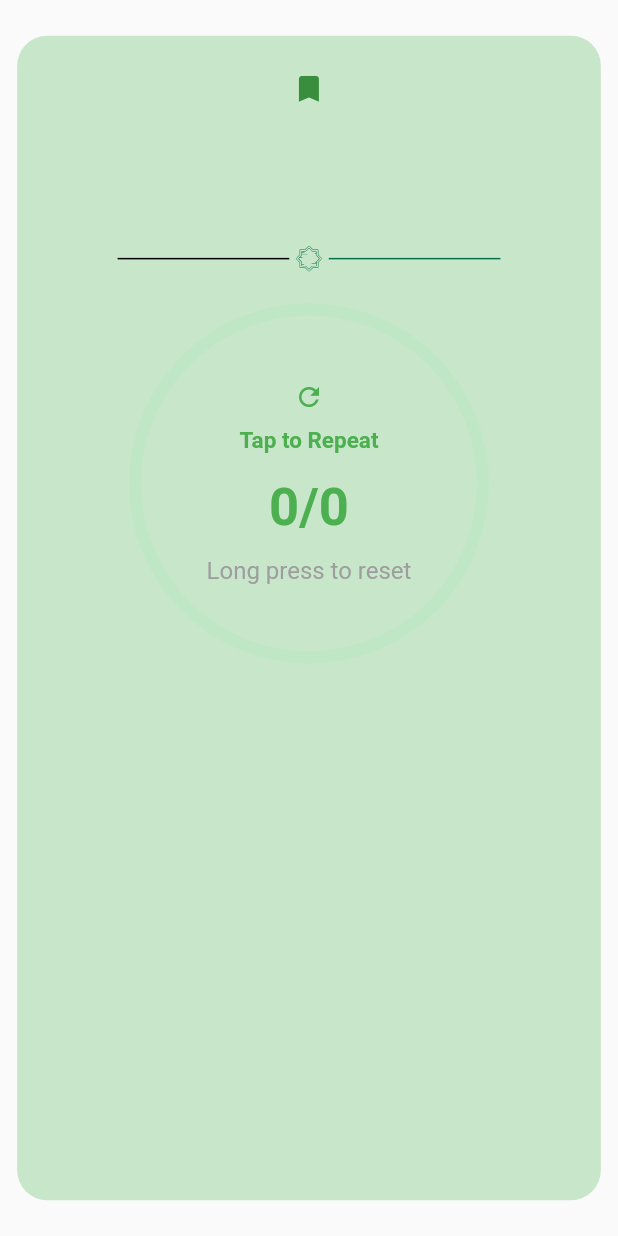
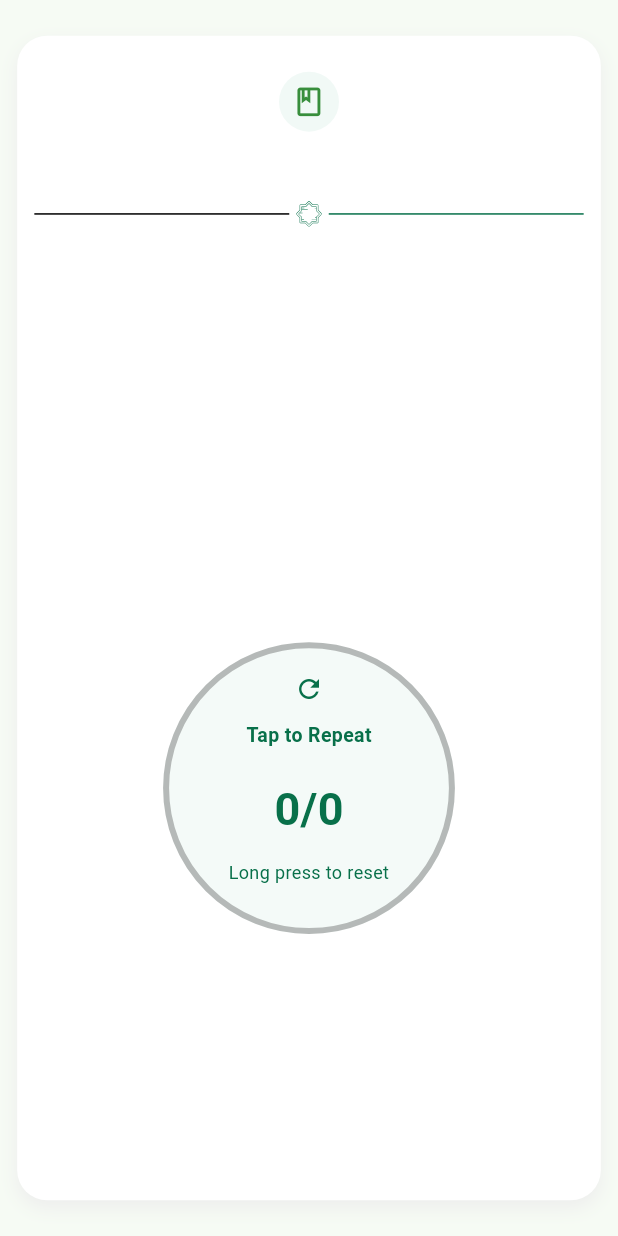
Before and after one commit to Mo123elsayed/zekr, a Flutter app: the ZikrCard widget shown alone on an empty page, opened directly with empty values, on a phone screen of 412 x 824 dp. Run offline on Flutter 3.47's test engine with Material 3 defaults, Android fonts, the phone set to English and light mode, and no system bars; drawn by our look-alikes of percent_indicator; our stand-ins replace bloc, equatable, flutter_bloc, flutter_screenutil, flutter_svg; missing offline and left inert: dart_either; project files that could hold a hidden picture were left out.

Commit message:
Refactor UI components and themes: Update text styles, enhance ZikrCard layout, implement AppColors for consistent theming, and improve responsiveness across various widgets.

```diff
--- /dev/null
+++ b/lib/core/themes/app_colors.dart
@@ -0,0 +1,21 @@
+import 'package:flutter/material.dart';
+class AppColors {
+  static const background = Color(0xFFFEFEFE);
+  static const card = Color(0xFFFFFFFF);
+
+  static const primaryGreen = Color(0xFF0F7F52);
+  static const secondaryGreen =  Color.fromARGB(255, 8, 112, 74);
+  static const buttonGreen = Color(0xFF159B6B);
+
+  static const lightGreen = Color(0xFFF1F9F6);
+  static const counterBackground = Color(0xFFF4FAF8);
+  static const recommendedBackground = Color(0xFFF2FAF7);
+
+  static const darkText = Color(0xFF333333);
+  static const grayText = Color(0xFF5F5F5F);
+
+  static const divider = Color(0xFFE5E5E5);
+
+  static const cardShadow = Color(0xFFEDEDED);
+  static const bottomDecoration = Color(0xFFDCEFE8);
+}
--- a/lib/core/themes/app_text.dart
+++ b/lib/core/themes/app_text.dart
@@ -1,17 +1,18 @@
 import 'package:flutter/material.dart';
 import 'package:flutter_screenutil/flutter_screenutil.dart';
+import 'package:zekr/core/themes/app_colors.dart';
 
 class AppText {
   static TextStyle serifText20BoldGreen = TextStyle(
-    color: Colors.green[100],
+    color: AppColors.secondaryGreen,
     fontSize: 20.sp,
     fontWeight: FontWeight.bold,
     fontFamily: 'DMSerifText',
   );
-  static TextStyle cairo25BoldBlack = TextStyle(
-                    fontSize: 25.sp,
-                    fontFamily: 'Cairo',
-                    fontWeight: FontWeight.bold,
-                    color: Colors.black,
-                  );
+  static TextStyle cairo25BoldGreen = TextStyle(
+    fontSize: 8.sp,
+    fontFamily: 'Cairo',
+    fontWeight: FontWeight.bold,
+    color: Color.fromARGB(255, 15, 127, 82),
+  );
 }
--- a/lib/view/ui/screens/details_screen.dart
+++ b/lib/view/ui/screens/details_screen.dart
@@ -14,10 +14,26 @@ class DetailsScreen extends StatefulWidget {
 }
 
 class _DetailsScreenState extends State<DetailsScreen> {
+  int currentIndex = 0;
+  late PageController _pageController;
+
   /// This widget is the root of your application.
   /// details screen will display the azkar of the selected category. It will receive the category id from the previous screen and use it to fetch the azkar from the repository.
   /// The azkar will be displayed in a page view, where the user can swipe left or right to see the next or previous azkar. Each page will display the text and transliteration of the azkar.
   ///
+  @override
+  void initState() {
+    super.initState();
+    _pageController = PageController(viewportFraction: 1.0);
+  }
+
+  @override
+  void dispose() {
+    // TODO: implement dispose
+    _pageController.dispose();
+    super.dispose();
+  }
+
   @override
   Widget build(BuildContext context) {
     final zekrId = ModalRoute.of(context)?.settings.arguments as String;
@@ -32,7 +48,7 @@ class _DetailsScreenState extends State<DetailsScreen> {
             onPressed: () => Navigator.pop(context),
             icon: const Icon(Icons.arrow_back_ios_new, color: Colors.black),
           ),
-          backgroundColor: Colors.green[100],
+          backgroundColor: Color.fromARGB(255, 254, 254, 254),
           actions: [
             IconButton(
               onPressed: () {},
@@ -54,7 +70,6 @@ class _DetailsScreenState extends State<DetailsScreen> {
             if (state is AzkarSuccess) {
               return PageView.builder(
                 itemCount: state.azkar.azkar.length,
-                controller: PageController(viewportFraction: 0.8),
                 itemBuilder: (context, index) => ZikrCard(
                   zikrText: state.azkar.azkar[index].text,
                   zikrTransliteration: state.azkar.azkar[index].transliteration,
@@ -70,7 +85,6 @@ class _DetailsScreenState extends State<DetailsScreen> {
           children: [
             ElevatedButton(
               style: ElevatedButton.styleFrom(
-                shape: const CircleBorder(),
                 padding: const EdgeInsets.symmetric(
                   horizontal: 40,
                   vertical: 10,
--- a/lib/view/ui/widgets/zikr_card.dart
+++ b/lib/view/ui/widgets/zikr_card.dart
@@ -1,10 +1,8 @@
 import 'package:flutter/material.dart';
-import 'package:flutter_bloc/flutter_bloc.dart';
 import 'package:flutter_screenutil/flutter_screenutil.dart';
 import 'package:flutter_svg/svg.dart';
-import 'package:zekr/core/themes/app_text.dart';
+import 'package:zekr/core/themes/app_colors.dart';
 import 'package:zekr/view/ui/widgets/zikr_progress_indicator.dart';
-import 'package:zekr/view_model/azkar_cubit/azkar_cubit.dart';
 
 class ZikrCard extends StatefulWidget {
   final String zikrText;
@@ -28,28 +26,52 @@ class _ZikrCardState extends State<ZikrCard> {
   @override
   Widget build(BuildContext context) {
     return Container(
+      padding: EdgeInsets.symmetric(horizontal: 10.w),
       margin: EdgeInsets.symmetric(horizontal: 10.w, vertical: 20.h),
       decoration: BoxDecoration(
-        color: Colors.green[100],
+        boxShadow: [
+          BoxShadow(
+            color: AppColors.cardShadow,
+            blurRadius: 10,
+            offset: const Offset(0, 5),
+          ),
+        ],
+        color: AppColors.card,
         borderRadius: BorderRadius.circular(20),
       ),
       child: Column(
         children: [
           SizedBox(height: 20.h),
-
-          Icon(Icons.bookmark, size: 20.sp, color: Colors.green[700]),
+          CircleAvatar(
+            backgroundColor: Color(0xFFF1F9F6),
+            child: Icon(
+              Icons.book_outlined,
+              size: 20.sp,
+              color: Colors.green[700],
+            ),
+          ),
           SizedBox(height: 15.h),
+          SizedBox(
+            height: 250.h,
+            child: SingleChildScrollView(
+              physics: const BouncingScrollPhysics(),
+              child: Column(
+                children: [
                   Text(
                     widget.zikrText,
-            overflow: TextOverflow.visible,
                     textAlign: TextAlign.center,
-            style: AppText.cairo25BoldBlack,
+                    style: TextStyle(
+                      fontFamily: 'Cairo',
+                      fontSize: 15.sp,
+                      fontWeight: FontWeight.bold,
+                      color: AppColors.secondaryGreen,
+                    ),
                   ),
                   Row(
                     mainAxisAlignment: MainAxisAlignment.center,
                     children: [
-              SizedBox(
-                width: 100.w,
+                      Expanded(
+                        flex: 1,
                         child: Divider(color: Colors.black, thickness: 1),
                       ),
                       SizedBox(width: 4.w),
@@ -63,32 +85,32 @@ class _ZikrCardState extends State<ZikrCard> {
                         ),
                       ),
                       SizedBox(width: 4.w),
-              SizedBox(
-                width: 100.w,
+                      Expanded(
+                        flex: 1,
                         child: const Divider(
                           color: Color.fromARGB(255, 8, 112, 74),
                           thickness: 1,
                         ),
                       ),
                       SizedBox(height: 20.h),
+                    ],
+                  ),
+                  SizedBox(height: 10.h),
                   Text(
                     widget.zikrTransliteration,
                     overflow: TextOverflow.visible,
                     textAlign: TextAlign.center,
-                style: TextStyle(fontFamily: 'Pliant', fontSize: 10.sp),
+                    style: TextStyle(
+                      fontFamily: 'Pliant',
+                      fontSize: 15.sp,
+                      color: Color.fromARGB(255, 95, 95, 95),
                     ),
-              // SizedBox(
-              //   width: 100.w,
-              //   child: Divider(
-              //     color: Color.fromARGB(255, 8, 112, 74),
-              //     thickness: 2,
-              //     indent: 10,
-              //     endIndent: 10,
-              //   ),
-              // ),
-              SizedBox(height: 50.h),
+                  ),
                 ],
               ),
+            ),
+          ),
+          SizedBox(height: 20.h),
           GestureDetector(
             onTap: () {
               setState(() {
--- a/lib/view/ui/widgets/zikr_progress_indicator.dart
+++ b/lib/view/ui/widgets/zikr_progress_indicator.dart
@@ -1,6 +1,7 @@
 import 'package:flutter/material.dart';
 import 'package:flutter_screenutil/flutter_screenutil.dart';
 import 'package:percent_indicator/circular_percent_indicator.dart';
+import 'package:zekr/core/themes/app_colors.dart';
 
 class ZikrProgressIndicator extends StatelessWidget {
   final int currentCount;
@@ -14,9 +15,15 @@ class ZikrProgressIndicator extends StatelessWidget {
 
   @override
   Widget build(BuildContext context) {
-    return CircularPercentIndicator(
-      radius: 120,
-      lineWidth: 8,
+    return Container(
+      decoration: const BoxDecoration(
+        shape: BoxShape.circle,
+        // color: Colors.green,
+        color: AppColors.counterBackground,
+      ),
+      child: CircularPercentIndicator(
+        radius: 85.w,
+        lineWidth: 4,
 
         // نسبة التقدم
         percent: currentCount / totalCount,
@@ -24,27 +31,31 @@ class ZikrProgressIndicator extends StatelessWidget {
         center: Column(
           mainAxisAlignment: MainAxisAlignment.center,
           children: [
-          const Icon(Icons.refresh, size: 20, color: Colors.green),
+            const Icon(
+              Icons.refresh,
+              size: 20,
+              color: AppColors.secondaryGreen,
+            ),
 
-          const SizedBox(height: 10),
+            SizedBox(height: 10.h),
 
             const Text(
               'Tap to Repeat',
               style: TextStyle(
-              fontSize: 15,
-              color: Colors.green,
+                fontSize: 13,
+                color: AppColors.secondaryGreen,
                 fontWeight: FontWeight.w600,
               ),
             ),
 
-          const SizedBox(height: 15),
+            SizedBox(height: 15.h),
 
             Text(
               '$currentCount/$totalCount',
               style: const TextStyle(
-              fontSize: 35,
+                fontSize: 30,
                 fontWeight: FontWeight.bold,
-              color: Colors.green,
+                color: AppColors.secondaryGreen,
               ),
             ),
 
@@ -53,14 +64,16 @@ class ZikrProgressIndicator extends StatelessWidget {
             const Text(
               'Long press to reset',
               textAlign: TextAlign.center,
-            style: TextStyle(fontSize: 16, color: Colors.grey),
+              style: TextStyle(fontSize: 12, color: AppColors.secondaryGreen),
             ),
+            SizedBox(height: 10.h),
           ],
         ),
 
-      progressColor: Colors.green,
-      backgroundColor: Colors.greenAccent.withValues(alpha: 0.1),
+        progressColor: AppColors.primaryGreen,
+        backgroundColor: Colors.black26,
         circularStrokeCap: CircularStrokeCap.round,
+      ),
     );
   }
 }
--- a/lib/zekr_app.dart
+++ b/lib/zekr_app.dart
@@ -1,6 +1,7 @@
 import 'package:flutter/material.dart';
 import 'package:flutter_screenutil/flutter_screenutil.dart';
 import 'package:zekr/core/routing/app_router.dart';
+import 'package:zekr/core/themes/app_colors.dart';
 
 class ZekrApp extends StatelessWidget {
   const ZekrApp({super.key});
@@ -16,7 +17,10 @@ class ZekrApp extends StatelessWidget {
       child: MaterialApp(
         debugShowCheckedModeBanner: false,
         title: 'Zekr App',
-        theme: ThemeData(useMaterial3: false, primarySwatch: Colors.blue),
+        theme: ThemeData(
+          useMaterial3: true,
+          colorSchemeSeed: AppColors.primaryGreen,
+        ),
         onGenerateRoute: appRouter.generateRoute,
       ),
     );
--- a/pubspec.yaml
+++ b/pubspec.yaml
@@ -40,6 +40,7 @@ dependencies:
   dart_either: ^2.1.0
   flutter_svg: ^2.3.0
   percent_indicator: ^4.2.5
+  auto_size_text: ^3.0.0
 
 dev_dependencies:
   flutter_test:
```
Also changed, not shown: pubspec.lock. Lines whose indentation alone changed are shown as unchanged.
